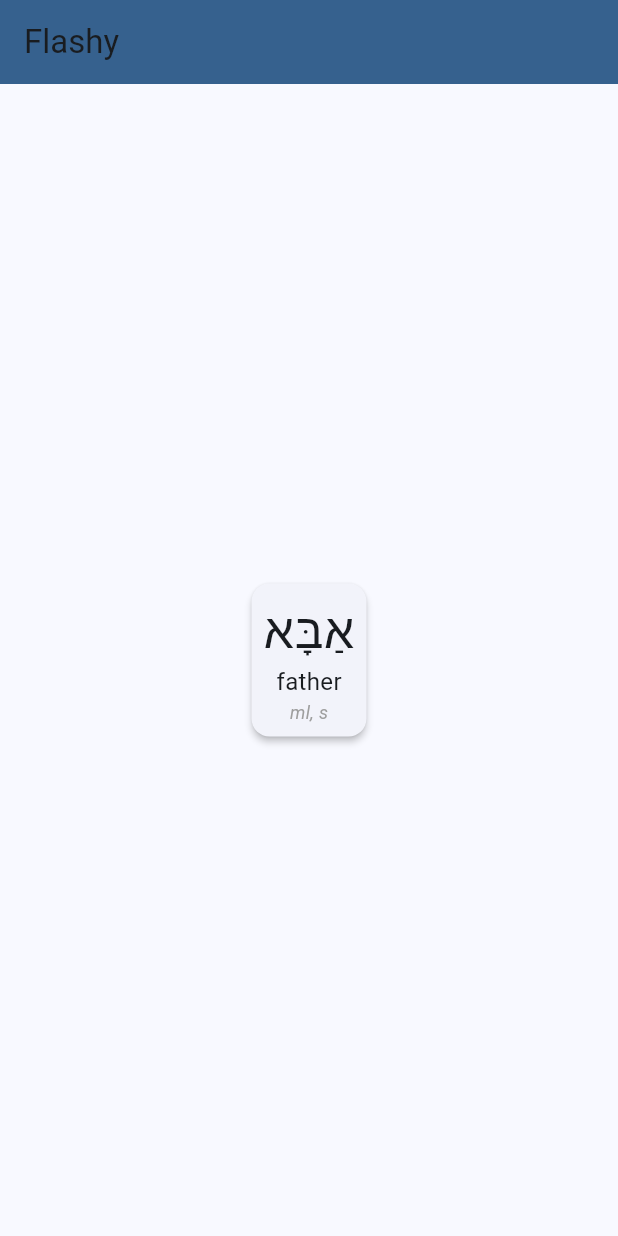
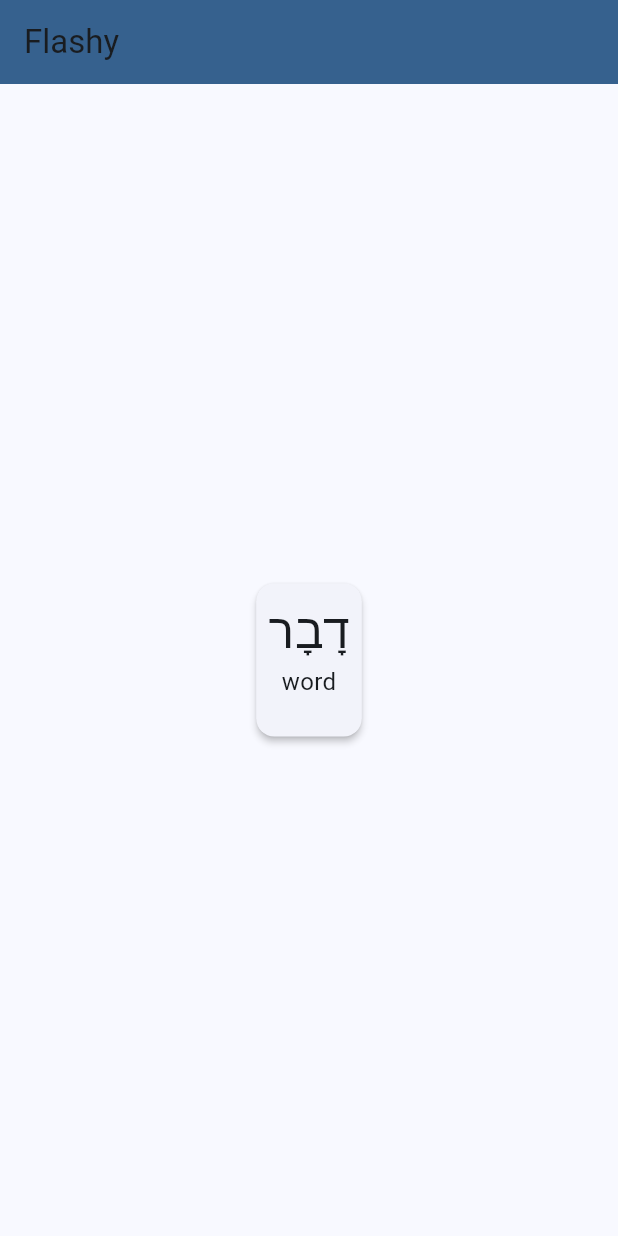
Before and after one commit to koorzenb/flashcard, a Flutter app: the screen it shows after launch, on a phone screen of 412 x 824 dp. Run offline on Flutter 3.47's test engine with Material 2 defaults, Android fonts, the phone set to English and light mode, and no system bars; our stand-ins replace get_storage.

Commit message:
Various
* Added storage + getters/setters
* getWord()
* randomized words
* moved HomeScreen

```diff
--- a/lib/main.dart
+++ b/lib/main.dart
@@ -1,5 +1,6 @@
-import 'package:flashcard/widgets/flash_card.dart';
 import 'package:flutter/material.dart';
+
+import 'screens/home_screen.dart';
 
 void main() {
   runApp(const Flashy());
@@ -17,30 +18,7 @@ class Flashy extends StatelessWidget {
         colorScheme: ColorScheme.fromSeed(seedColor: Colors.blue),
         useMaterial3: true,
       ),
-      home: const HomePage(title: 'Flashy'),
+      home: const HomeScreen(title: 'Flashy'),
     );
   }
 }
-
-class HomePage extends StatefulWidget {
-  const HomePage({super.key, required this.title});
-  final String title;
-
-  @override
-  State<HomePage> createState() => _HomePageState();
-}
-
-class _HomePageState extends State<HomePage> {
-  @override
-  Widget build(BuildContext context) {
-    return Scaffold(
-      appBar: AppBar(
-        backgroundColor: Theme.of(context).colorScheme.primary,
-        title: Text(widget.title),
-      ),
-      body: const Center(
-        child: FlashCard(),
-      ),
-    );
-  }
-}
--- a/lib/models/word.dart
+++ b/lib/models/word.dart
@@ -1,7 +1,47 @@
+import 'dart:math';
+
 class Word {
   final String hebrew;
   final String translation;
   final String? attributes;
 
   Word({required this.hebrew, required this.translation, this.attributes = ''});
+
+  static Word getWord() {
+    final List<Word> words = [
+      Word(hebrew: "אַבָּא", translation: "father", attributes: 'm, sl'),
+      Word(hebrew: "אִמָא", translation: "mother", attributes: 'f, sl'),
+      Word(hebrew: "יוֹנָה", translation: "dove"),
+      Word(hebrew: "לחם", translation: "bread"),
+    ];
+
+    final randomIndex = Random().nextInt(words.length);
+    return words[randomIndex];
+  }
+
+  Map<String, dynamic> toJson() => {
+        'hebrew': hebrew,
+        'translation': translation,
+        "attributes": attributes,
+      };
+
+  static List<dynamic> arrayToJsonList(List<Word> words) {
+    return List<dynamic>.from(
+      words.map((x) => x.toJson()),
+    );
+  }
+
+  factory Word.fromJson(Map<String, dynamic> json) => Word(
+        hebrew: json['hebrew'],
+        translation: json["translation"],
+        attributes: json['attributes'],
+      );
+
+  static List<Word> listFromJsonList(List<dynamic> jsonList) {
+    try {
+      return List<Word>.from(jsonList.map((x) => Word.fromJson(x)));
+    } catch (_) {
+      return [];
+    }
+  }
 }
--- /dev/null
+++ b/lib/screens/home_screen.dart
@@ -0,0 +1,35 @@
+import '../models/word.dart';
+import 'package:flutter/material.dart';
+
+import '../widgets/flash_card.dart';
+
+class HomeScreen extends StatefulWidget {
+  const HomeScreen({super.key, required this.title});
+  final String title;
+
+  @override
+  State<HomeScreen> createState() => _HomeScreenState();
+}
+
+class _HomeScreenState extends State<HomeScreen> {
+  Word word = Word(hebrew: "דָבָר", translation: 'word');
+
+  @override
+  Widget build(BuildContext context) {
+    return Scaffold(
+      appBar: AppBar(
+        backgroundColor: Theme.of(context).colorScheme.primary,
+        title: Text(widget.title),
+      ),
+      body: Center(
+        child: GestureDetector(
+          onTap: () => setState(() {
+            word = Word.getWord();
+            print(word.translation);
+          }),
+          child: FlashCard(word: word),
+        ),
+      ),
+    );
+  }
+}
--- a/lib/widgets/flash_card.dart
+++ b/lib/widgets/flash_card.dart
@@ -1,12 +1,13 @@
-import 'package:flashcard/models/word.dart';
+import '../models/word.dart';
 import 'package:flutter/material.dart';
 
 class FlashCard extends StatelessWidget {
-  const FlashCard({super.key});
+  final Word word;
+
+  const FlashCard({required this.word, super.key});
 
   @override
   Widget build(BuildContext context) {
-    final word = Word(hebrew: "אַבָּא", translation: 'father', attributes: 'ml, s');
     return Card(
       elevation: 2,
       child: Padding(
--- a/pubspec.yaml
+++ b/pubspec.yaml
@@ -35,6 +35,8 @@ dependencies:
   # The following adds the Cupertino Icons font to your application.
   # Use with the CupertinoIcons class for iOS style icons.
   cupertino_icons: ^1.0.2
+  get_storage: ^2.1.1
+  get: ^4.6.5
 
 dev_dependencies:
   flutter_test:
```
Also changed, not shown: lib/word_storage.dart (added, +25 -0 lines), 1 other file.
